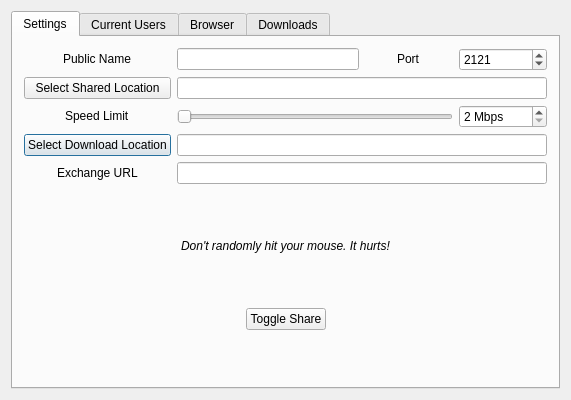
Above: 21Lane/dialog.ui from himanshub16/21Lane before the change. Below: the same form after it.
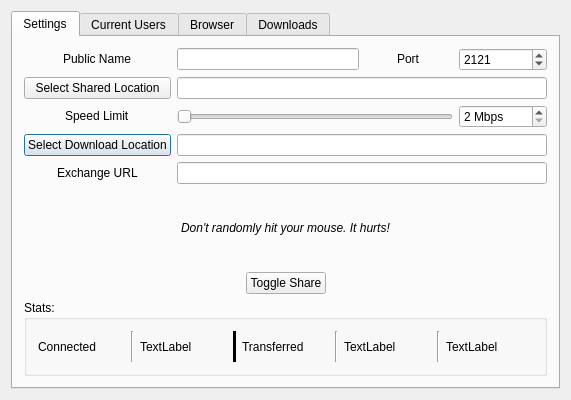
That is the form after the change. The open tabs and pages were chosen to show the change.

Commit message: server stats integrated

Patch:
```diff
--- a/21Lane/dialog.ui
+++ b/21Lane/dialog.ui
@@ -13,7 +13,7 @@
   <property name="windowTitle">
    <string>Dialog</string>
   </property>
-  <layout class="QVBoxLayout" name="verticalLayout_4">
+  <layout class="QHBoxLayout" name="horizontalLayout_10">
    <item>
     <widget class="QTabWidget" name="tabWidget">
      <property name="currentIndex">
@@ -123,19 +123,6 @@
            </item>
           </layout>
          </item>
-         <item>
-          <spacer name="verticalSpacer">
-           <property name="orientation">
-            <enum>Qt::Vertical</enum>
-           </property>
-           <property name="sizeHint" stdset="0">
-            <size>
-             <width>20</width>
-             <height>40</height>
-            </size>
-           </property>
-          </spacer>
-         </item>
          <item>
           <layout class="QHBoxLayout" name="horizontalLayout_2">
            <item>
@@ -178,19 +165,6 @@
            </item>
           </layout>
          </item>
-         <item>
-          <spacer name="verticalSpacer_3">
-           <property name="orientation">
-            <enum>Qt::Vertical</enum>
-           </property>
-           <property name="sizeHint" stdset="0">
-            <size>
-             <width>20</width>
-             <height>40</height>
-            </size>
-           </property>
-          </spacer>
-         </item>
          <item>
           <layout class="QHBoxLayout" name="horizontalLayout_3">
            <item>
@@ -229,17 +203,86 @@
           </layout>
          </item>
          <item>
-          <spacer name="verticalSpacer_2">
-           <property name="orientation">
-            <enum>Qt::Vertical</enum>
+          <widget class="QGroupBox" name="groupBox">
+           <property name="title">
+            <string>Stats:</string>
            </property>
-           <property name="sizeHint" stdset="0">
-            <size>
-             <width>20</width>
-             <height>40</height>
-            </size>
-           </property>
-          </spacer>
+           <layout class="QVBoxLayout" name="verticalLayout_3">
+            <item>
+             <layout class="QHBoxLayout" name="horizontalLayout_8">
+              <item>
+               <widget class="QLabel" name="label_6">
+                <property name="text">
+                 <string>Connected</string>
+                </property>
+               </widget>
+              </item>
+              <item>
+               <widget class="Line" name="line_3">
+                <property name="orientation">
+                 <enum>Qt::Vertical</enum>
+                </property>
+               </widget>
+              </item>
+              <item>
+               <widget class="QLabel" name="stats_connected">
+                <property name="text">
+                 <string>TextLabel</string>
+                </property>
+               </widget>
+              </item>
+              <item>
+               <widget class="Line" name="line">
+                <property name="frameShadow">
+                 <enum>QFrame::Plain</enum>
+                </property>
+                <property name="lineWidth">
+                 <number>5</number>
+                </property>
+                <property name="orientation">
+                 <enum>Qt::Vertical</enum>
+                </property>
+               </widget>
+              </item>
+              <item>
+               <widget class="QLabel" name="label_8">
+                <property name="text">
+                 <string>Transferred</string>
+                </property>
+               </widget>
+              </item>
+              <item>
+               <widget class="Line" name="line_5">
+                <property name="orientation">
+                 <enum>Qt::Vertical</enum>
+                </property>
+               </widget>
+              </item>
+              <item>
+               <widget class="QLabel" name="stats_files">
+                <property name="text">
+                 <string>TextLabel</string>
+                </property>
+               </widget>
+              </item>
+              <item>
+               <widget class="Line" name="line_4">
+                <property name="orientation">
+                 <enum>Qt::Vertical</enum>
+                </property>
+               </widget>
+              </item>
+              <item>
+               <widget class="QLabel" name="stats_bytes">
+                <property name="text">
+                 <string>TextLabel</string>
+                </property>
+               </widget>
+              </item>
+             </layout>
+            </item>
+           </layout>
+          </widget>
          </item>
         </layout>
        </item>
```
Left out of the diff: 2 changed lines with no effect on the pictures. The commit also changes 5 other files.
